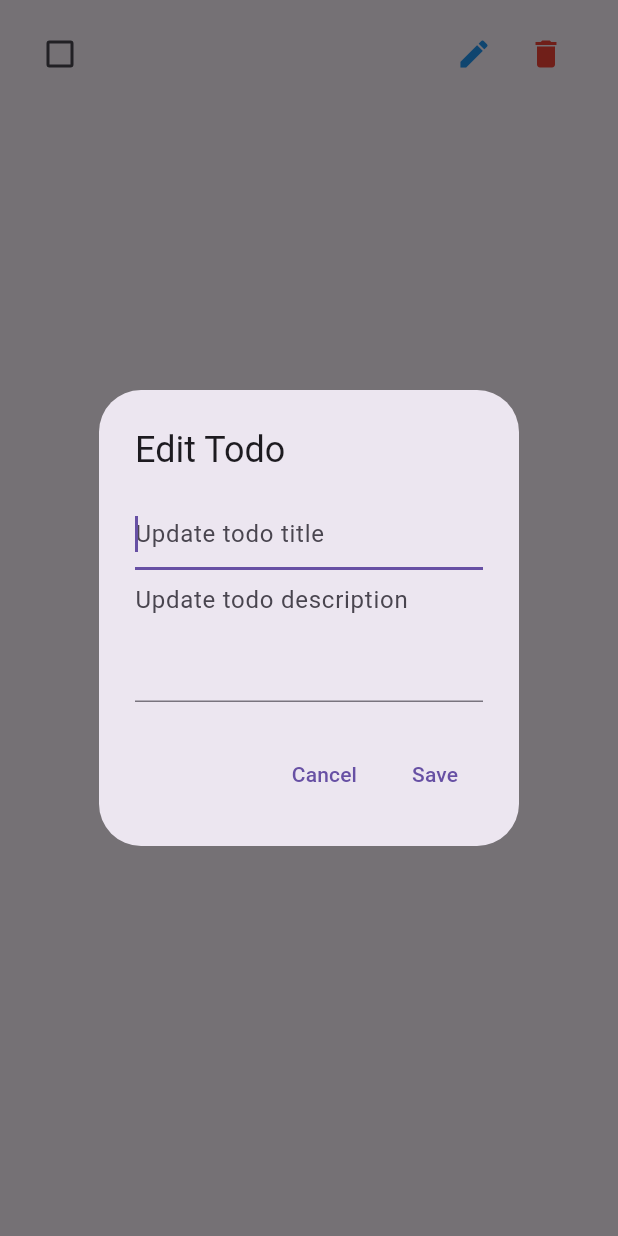
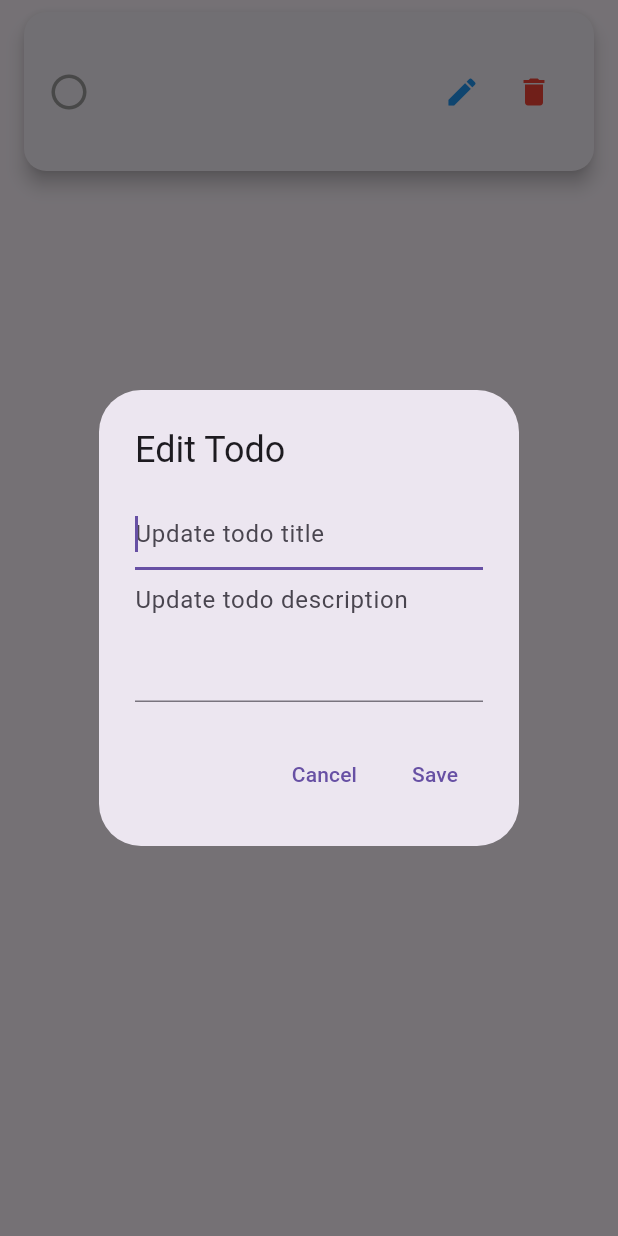
Before and after one commit to Cypher-O/to_do, a Flutter app: the TodoItemWidget widget shown alone on an empty page, opened directly with empty values, after a tap on the "edit" icon, on a phone screen of 412 x 824 dp. Run offline on Flutter 3.47's test engine with Material 3 defaults, Android fonts, the phone set to English and light mode, and no system bars; our stand-ins replace dartz, equatable, flutter_bloc, flutter_secure_storage, get_it; accounts and stored records are empty; network calls fail.

Commit message:
minor changes & improved UI for the todo list

```diff
--- a/lib/presentation/bloc/todo/todo_state.dart
+++ b/lib/presentation/bloc/todo/todo_state.dart
@@ -1,10 +1,12 @@
 part of 'todo_bloc.dart';
 
 abstract class TodoState extends Equatable {
-  const TodoState();
+  final String username;
+
+  const TodoState({this.username = ''});
 
   @override
-  List<Object> get props => [];
+  List<Object> get props => [username];
 }
 
 class TodoInitial extends TodoState {}
@@ -14,17 +16,47 @@ class TodoLoading extends TodoState {}
 class TodoLoaded extends TodoState {
   final List<Todo> todos;
 
-  const TodoLoaded(this.todos);
+  const TodoLoaded({required this.todos, required super.username});
 
   @override
-  List<Object> get props => [todos];
+  List<Object> get props => [todos, username];
 }
 
 class TodoError extends TodoState {
   final String message;
 
-  const TodoError(this.message);
+  const TodoError({required this.message, super.username});
 
   @override
-  List<Object> get props => [message];
+  List<Object> get props => [message, username];
 }
+
+
+// abstract class TodoState extends Equatable {
+//   const TodoState();
+
+//   @override
+//   List<Object> get props => [];
+// }
+
+// class TodoInitial extends TodoState {}
+
+// class TodoLoading extends TodoState {}
+
+// class TodoLoaded extends TodoState {
+//   final List<Todo> todos;
+
+//   const TodoLoaded(this.todos);
+
+//   @override
+//   List<Object> get props => [todos];
+// }
+
+// class TodoError extends TodoState {
+//   final String message;
+
+//   const TodoError(this.message);
+
+//   @override
+//   List<Object> get props => [message];
+// }
--- a/lib/presentation/widgets/todo_item_widget.dart
+++ b/lib/presentation/widgets/todo_item_widget.dart
@@ -1,3 +1,73 @@
+// import 'package:flutter/material.dart';
+// import 'package:flutter_bloc/flutter_bloc.dart';
+// import 'package:to_do/domain/entities/todo.dart';
+// import 'package:to_do/presentation/bloc/todo/todo_bloc.dart';
+
+// class TodoItemWidget extends StatelessWidget {
+//   final Todo todo;
+//   final Function(String, String)? onAdd;
+//   final Function(Todo) onUpdate;
+
+//   const TodoItemWidget(
+//       {super.key,
+//       required this.todo,
+//       required this.onUpdate,
+//       required this.onAdd});
+
+//   @override
+//   Widget build(BuildContext context) {
+//     return ListTile(
+//       title: Text(
+//         todo.title,
+//         style: TextStyle(
+//           decoration: todo.completed ? TextDecoration.lineThrough : null,
+//         ),
+//       ),
+//       subtitle: Text(todo.description),
+//       leading: Checkbox(
+//         value: todo.completed,
+//         onChanged: (bool? value) {
+//           if (value != null) {
+//             final updatedTodo = Todo(
+//               id: todo.id,
+//               title: todo.title,
+//               description: todo.description,
+//               completed: value,
+//             );
+//             onUpdate(updatedTodo);
+//           }
+//         },
+//         // onChanged: (bool? value) {
+//         //   context.read<TodoBloc>().add(
+//         //         UpdateTodoEvent(
+//         //           Todo(
+//         //             id: todo.id,
+//         //             title: todo.title,
+//         //             description: todo.description,
+//         //             completed: value ?? false,
+//         //           ),
+//         //         ),
+//         //       );
+//         // },
+//       ),
+//       trailing: Row(
+//         mainAxisSize: MainAxisSize.min,
+//         children: [
+//           IconButton(
+//             icon: const Icon(Icons.edit, color: Colors.blue),
+//             onPressed: () => _showEditTodoDialog(context),
+//           ),
+//           IconButton(
+//             icon: const Icon(Icons.delete, color: Colors.red),
+//             onPressed: () {
+//               context.read<TodoBloc>().add(DeleteTodoEvent(todo.id));
+//             },
+//           ),
+//         ],
+//       ),
+//     );
+//   }
+
 import 'package:flutter/material.dart';
 import 'package:flutter_bloc/flutter_bloc.dart';
 import 'package:to_do/domain/entities/todo.dart';
@@ -8,47 +78,61 @@ class TodoItemWidget extends StatelessWidget {
   final Function(String, String)? onAdd;
   final Function(Todo) onUpdate;
 
-  const TodoItemWidget(
-      {super.key,
+  const TodoItemWidget({
+    super.key,
     required this.todo,
     required this.onUpdate,
-      required this.onAdd});
+    required this.onAdd,
+  });
+
+  String capitalizeFirstLetter(String text) {
+    if (text.isEmpty) return text;
+    return text[0].toUpperCase() + text.substring(1);
+  }
 
   @override
   Widget build(BuildContext context) {
-    return ListTile(
-      title: Text(
-        todo.title,
-        style: TextStyle(
-          decoration: todo.completed ? TextDecoration.lineThrough : null,
+    return Card(
+      shape: RoundedRectangleBorder(
+        borderRadius: BorderRadius.circular(15),
       ),
-      ),
-      subtitle: Text(todo.description),
-      leading: Checkbox(
-        value: todo.completed,
-        onChanged: (bool? value) {
-          if (value != null) {
+      elevation: 5,
+      margin: const EdgeInsets.symmetric(vertical: 8, horizontal: 16),
+      child: ListTile(
+        contentPadding: const EdgeInsets.all(16),
+        leading: GestureDetector(
+          onTap: () {
             final updatedTodo = Todo(
               id: todo.id,
               title: todo.title,
               description: todo.description,
-              completed: value,
+              completed: !todo.completed,
             );
             onUpdate(updatedTodo);
-          }
           },
-        // onChanged: (bool? value) {
-        //   context.read<TodoBloc>().add(
-        //         UpdateTodoEvent(
-        //           Todo(
-        //             id: todo.id,
-        //             title: todo.title,
-        //             description: todo.description,
-        //             completed: value ?? false,
-        //           ),
-        //         ),
-        //       );
-        // },
+          child: Icon(
+            todo.completed ? Icons.check_circle : Icons.radio_button_unchecked,
+            color: todo.completed ? Colors.green : Colors.grey,
+            size: 28,
+          ),
+        ),
+        title: Text(
+          capitalizeFirstLetter(todo.title),
+          style: TextStyle(
+            fontWeight: FontWeight.bold,
+            fontSize: 18,
+            decoration: todo.completed ? TextDecoration.lineThrough : null,
+          ),
+        ),
+        subtitle: Padding(
+          padding: const EdgeInsets.only(top: 8.0),
+          child: Text(
+            capitalizeFirstLetter(todo.description),
+            style: TextStyle(
+              fontSize: 16,
+              color: Colors.grey.shade600,
+            ),
+          ),
         ),
         trailing: Row(
           mainAxisSize: MainAxisSize.min,
@@ -64,6 +148,7 @@ class TodoItemWidget extends StatelessWidget {
               },
             ),
           ],
+        ),
       ),
     );
   }
```
Also changed, not shown: lib/presentation/bloc/todo/todo_bloc.dart (+173 -91 lines), lib/presentation/pages/todo_list_page.dart (+15 -8 lines), lib/presentation/widgets/animated_fab.dart (added, +82 -0 lines). Lines whose indentation alone changed are shown as unchanged.
